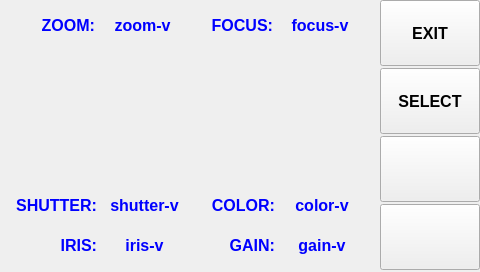
Old version of the form camera_setup.ui in the repository georgezgsun/Tampa.
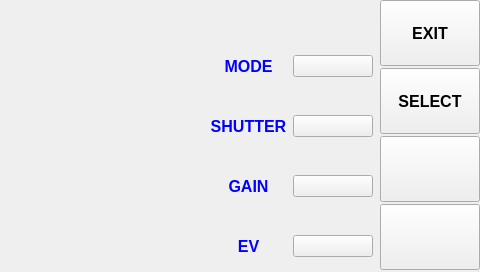
New version of the form. Icons and pictures are not drawn.

```diff
--- a/camera_setup.ui
+++ b/camera_setup.ui
@@ -52,22 +52,75 @@
      <widget class="QWidget" name="layoutWidget">
       <property name="geometry">
        <rect>
-        <x>14</x>
-        <y>188</y>
-        <width>349</width>
-        <height>74</height>
+        <x>210</x>
+        <y>50</y>
+        <width>163</width>
+        <height>32</height>
        </rect>
       </property>
       <layout class="QHBoxLayout" name="horizontalLayout_8">
        <item>
-        <layout class="QVBoxLayout" name="verticalLayout">
+        <widget class="QLabel" name="lb_mode">
+         <property name="minimumSize">
+          <size>
+           <width>75</width>
+           <height>30</height>
+          </size>
+         </property>
+         <property name="maximumSize">
+          <size>
+           <width>200</width>
+           <height>16777215</height>
+          </size>
+         </property>
+         <property name="font">
+          <font>
+           <pointsize>12</pointsize>
+           <weight>75</weight>
+           <bold>true</bold>
+          </font>
+         </property>
+         <property name="styleSheet">
+          <string notr="true">color: rgb(0, 0, 255);</string>
+         </property>
+         <property name="text">
+          <string>MODE</string>
+         </property>
+         <property name="alignment">
+          <set>Qt::AlignCenter</set>
+         </property>
+        </widget>
+       </item>
          <item>
-          <layout class="QHBoxLayout" name="horizontalLayout_4">
+        <widget class="QPushButton" name="pb_modeVal">
+         <property name="minimumSize">
+          <size>
+           <width>80</width>
+           <height>0</height>
+          </size>
+         </property>
+         <property name="text">
+          <string/>
+         </property>
+        </widget>
+       </item>
+      </layout>
+     </widget>
+     <widget class="QWidget" name="layoutWidget_3">
+      <property name="geometry">
+       <rect>
+        <x>210</x>
+        <y>110</y>
+        <width>163</width>
+        <height>32</height>
+       </rect>
+      </property>
+      <layout class="QHBoxLayout" name="horizontalLayout_13">
            <item>
             <widget class="QLabel" name="lb_shutter">
              <property name="minimumSize">
               <size>
-               <width>30</width>
+           <width>75</width>
                <height>30</height>
               </size>
              </property>
@@ -88,194 +141,43 @@
               <string notr="true">color: rgb(0, 0, 255);</string>
              </property>
              <property name="text">
-              <string>SHUTTER:</string>
+          <string>SHUTTER</string>
              </property>
              <property name="alignment">
-              <set>Qt::AlignRight|Qt::AlignTrailing|Qt::AlignVCenter</set>
-             </property>
-            </widget>
-           </item>
-           <item>
-            <widget class="QLabel" name="lb_shutterVal">
-             <property name="minimumSize">
-              <size>
-               <width>30</width>
-               <height>30</height>
-              </size>
-             </property>
-             <property name="maximumSize">
-              <size>
-               <width>200</width>
-               <height>16777215</height>
-              </size>
-             </property>
-             <property name="font">
-              <font>
-               <pointsize>12</pointsize>
-               <weight>75</weight>
-               <bold>true</bold>
-              </font>
-             </property>
-             <property name="styleSheet">
-              <string notr="true">color: rgb(0, 0, 255);</string>
-             </property>
-             <property name="text">
-              <string>shutter-v</string>
-             </property>
-             <property name="alignment">
               <set>Qt::AlignCenter</set>
              </property>
             </widget>
            </item>
-          </layout>
-         </item>
          <item>
-          <layout class="QHBoxLayout" name="horizontalLayout_6">
-           <item>
-            <widget class="QLabel" name="lb_iris">
+        <widget class="QPushButton" name="pb_shutterVal">
              <property name="minimumSize">
               <size>
-               <width>30</width>
-               <height>30</height>
-              </size>
-             </property>
-             <property name="maximumSize">
-              <size>
-               <width>200</width>
-               <height>16777215</height>
-              </size>
-             </property>
-             <property name="font">
-              <font>
-               <pointsize>12</pointsize>
-               <weight>75</weight>
-               <bold>true</bold>
-              </font>
-             </property>
-             <property name="styleSheet">
-              <string notr="true">color: rgb(0, 0, 255);</string>
-             </property>
+           <width>80</width>
+           <height>0</height>
+          </size>
+         </property>
              <property name="text">
-              <string>IRIS:</string>
-             </property>
-             <property name="alignment">
-              <set>Qt::AlignRight|Qt::AlignTrailing|Qt::AlignVCenter</set>
-             </property>
-            </widget>
-           </item>
-           <item>
-            <widget class="QLabel" name="lb_irisVal">
-             <property name="minimumSize">
-              <size>
-               <width>30</width>
-               <height>30</height>
-              </size>
-             </property>
-             <property name="maximumSize">
-              <size>
-               <width>200</width>
-               <height>16777215</height>
-              </size>
-             </property>
-             <property name="font">
-              <font>
-               <pointsize>12</pointsize>
-               <weight>75</weight>
-               <bold>true</bold>
-              </font>
-             </property>
-             <property name="styleSheet">
-              <string notr="true">color: rgb(0, 0, 255);</string>
-             </property>
-             <property name="text">
-              <string>iris-v</string>
-             </property>
-             <property name="alignment">
-              <set>Qt::AlignCenter</set>
-             </property>
-            </widget>
-           </item>
-          </layout>
-         </item>
-        </layout>
-       </item>
-       <item>
-        <layout class="QVBoxLayout" name="verticalLayout_3">
-         <item>
-          <layout class="QHBoxLayout" name="horizontalLayout_5">
-           <item>
-            <widget class="QLabel" name="lb_color">
-             <property name="minimumSize">
-              <size>
-               <width>30</width>
-               <height>30</height>
-              </size>
-             </property>
-             <property name="maximumSize">
-              <size>
-               <width>200</width>
-               <height>16777215</height>
-              </size>
-             </property>
-             <property name="font">
-              <font>
-               <pointsize>12</pointsize>
-               <weight>75</weight>
-               <bold>true</bold>
-              </font>
-             </property>
-             <property name="styleSheet">
-              <string notr="true">color: rgb(0, 0, 255);</string>
-             </property>
-             <property name="text">
-              <string>COLOR:</string>
-             </property>
-             <property name="alignment">
-              <set>Qt::AlignRight|Qt::AlignTrailing|Qt::AlignVCenter</set>
-             </property>
-            </widget>
-           </item>
-           <item>
-            <widget class="QLabel" name="lb_colorVal">
-             <property name="minimumSize">
-              <size>
-               <width>30</width>
-               <height>30</height>
-              </size>
-             </property>
-             <property name="maximumSize">
-              <size>
-               <width>200</width>
-               <height>16777215</height>
-              </size>
-             </property>
-             <property name="font">
-              <font>
-               <pointsize>12</pointsize>
-               <weight>75</weight>
-               <bold>true</bold>
-              </font>
-             </property>
-             <property name="styleSheet">
-              <string notr="true">color: rgb(0, 0, 255);</string>
-             </property>
-             <property name="text">
-              <string>color-v</string>
-             </property>
-             <property name="alignment">
-              <set>Qt::AlignCenter</set>
-             </property>
-            </widget>
-           </item>
-          </layout>
-         </item>
-         <item>
-          <layout class="QHBoxLayout" name="horizontalLayout_7">
+          <string/>
+         </property>
+        </widget>
+       </item>
+      </layout>
+     </widget>
+     <widget class="QWidget" name="layoutWidget_4">
+      <property name="geometry">
+       <rect>
+        <x>210</x>
+        <y>170</y>
+        <width>163</width>
+        <height>32</height>
+       </rect>
+      </property>
+      <layout class="QHBoxLayout" name="horizontalLayout_14">
            <item>
             <widget class="QLabel" name="lb_gain">
              <property name="minimumSize">
               <size>
-               <width>30</width>
+           <width>75</width>
                <height>30</height>
               </size>
              </property>
@@ -296,68 +198,43 @@
               <string notr="true">color: rgb(0, 0, 255);</string>
              </property>
              <property name="text">
-              <string>GAIN:</string>
+          <string>GAIN</string>
              </property>
              <property name="alignment">
-              <set>Qt::AlignRight|Qt::AlignTrailing|Qt::AlignVCenter</set>
+          <set>Qt::AlignCenter</set>
              </property>
             </widget>
            </item>
            <item>
-            <widget class="QLabel" name="lb_gainVal">
+        <widget class="QPushButton" name="pb_gainVal">
              <property name="minimumSize">
               <size>
-               <width>30</width>
-               <height>30</height>
-              </size>
-             </property>
-             <property name="maximumSize">
-              <size>
-               <width>200</width>
-               <height>16777215</height>
-              </size>
-             </property>
-             <property name="font">
-              <font>
-               <pointsize>12</pointsize>
-               <weight>75</weight>
-               <bold>true</bold>
-              </font>
-             </property>
-             <property name="styleSheet">
-              <string notr="true">color: rgb(0, 0, 255);</string>
-             </property>
+           <width>80</width>
+           <height>0</height>
+          </size>
+         </property>
              <property name="text">
-              <string>gain-v</string>
-             </property>
-             <property name="alignment">
-              <set>Qt::AlignCenter</set>
-             </property>
+          <string/>
+         </property>
             </widget>
            </item>
           </layout>
-         </item>
-        </layout>
-       </item>
-      </layout>
      </widget>
-     <widget class="QWidget" name="layoutWidget">
+     <widget class="QWidget" name="layoutWidget_5">
       <property name="geometry">
        <rect>
-        <x>12</x>
-        <y>8</y>
-        <width>349</width>
-        <height>34</height>
+        <x>210</x>
+        <y>230</y>
+        <width>163</width>
+        <height>32</height>
        </rect>
       </property>
-      <layout class="QHBoxLayout" name="horizontalLayout_9">
+      <layout class="QHBoxLayout" name="horizontalLayout_5">
        <item>
-        <layout class="QHBoxLayout" name="horizontalLayout_2">
-         <item>
-          <widget class="QLabel" name="lb_zoom">
+        <widget class="QLabel" name="lb_ev">
            <property name="minimumSize">
             <size>
-             <width>30</width>
+           <width>75</width>
              <height>30</height>
             </size>
            </property>
@@ -378,114 +255,25 @@
             <string notr="true">color: rgb(0, 0, 255);</string>
            </property>
            <property name="text">
-            <string>ZOOM:</string>
+          <string>EV</string>
            </property>
            <property name="alignment">
-            <set>Qt::AlignRight|Qt::AlignTrailing|Qt::AlignVCenter</set>
-           </property>
-          </widget>
-         </item>
-         <item>
-          <widget class="QLabel" name="lb_zoomVal">
-           <property name="minimumSize">
-            <size>
-             <width>30</width>
-             <height>30</height>
-            </size>
-           </property>
-           <property name="maximumSize">
-            <size>
-             <width>200</width>
-             <height>16777215</height>
-            </size>
-           </property>
-           <property name="font">
-            <font>
-             <pointsize>12</pointsize>
-             <weight>75</weight>
-             <bold>true</bold>
-            </font>
-           </property>
-           <property name="styleSheet">
-            <string notr="true">color: rgb(0, 0, 255);</string>
-           </property>
-           <property name="text">
-            <string>zoom-v</string>
-           </property>
-           <property name="alignment">
             <set>Qt::AlignCenter</set>
            </property>
           </widget>
          </item>
-        </layout>
-       </item>
        <item>
-        <layout class="QHBoxLayout" name="horizontalLayout_3">
-         <item>
-          <widget class="QLabel" name="lb_focus">
+        <widget class="QPushButton" name="pb_evVal">
            <property name="minimumSize">
             <size>
-             <width>30</width>
-             <height>30</height>
-            </size>
-           </property>
-           <property name="maximumSize">
-            <size>
-             <width>200</width>
-             <height>16777215</height>
-            </size>
-           </property>
-           <property name="font">
-            <font>
-             <pointsize>12</pointsize>
-             <weight>75</weight>
-             <bold>true</bold>
-            </font>
-           </property>
-           <property name="styleSheet">
-            <string notr="true">color: rgb(0, 0, 255);</string>
-           </property>
+           <width>80</width>
+           <height>0</height>
+          </size>
+         </property>
            <property name="text">
-            <string>FOCUS:</string>
-           </property>
-           <property name="alignment">
-            <set>Qt::AlignRight|Qt::AlignTrailing|Qt::AlignVCenter</set>
-           </property>
-          </widget>
-         </item>
-         <item>
-          <widget class="QLabel" name="lb_focusVal">
-           <property name="minimumSize">
-            <size>
-             <width>30</width>
-             <height>30</height>
-            </size>
-           </property>
-           <property name="maximumSize">
-            <size>
-             <width>200</width>
-             <height>16777215</height>
-            </size>
-           </property>
-           <property name="font">
-            <font>
-             <pointsize>12</pointsize>
-             <weight>75</weight>
-             <bold>true</bold>
-            </font>
-           </property>
-           <property name="styleSheet">
-            <string notr="true">color: rgb(0, 0, 255);</string>
-           </property>
-           <property name="text">
-            <string>focus-v</string>
-           </property>
-           <property name="alignment">
-            <set>Qt::AlignCenter</set>
-           </property>
-          </widget>
-         </item>
-        </layout>
+          <string/>
+         </property>
+        </widget>
        </item>
       </layout>
      </widget>
```
Left out of the diff: 4 changed lines with no effect on the pictures. Lines whose indentation alone changed are shown as unchanged.
